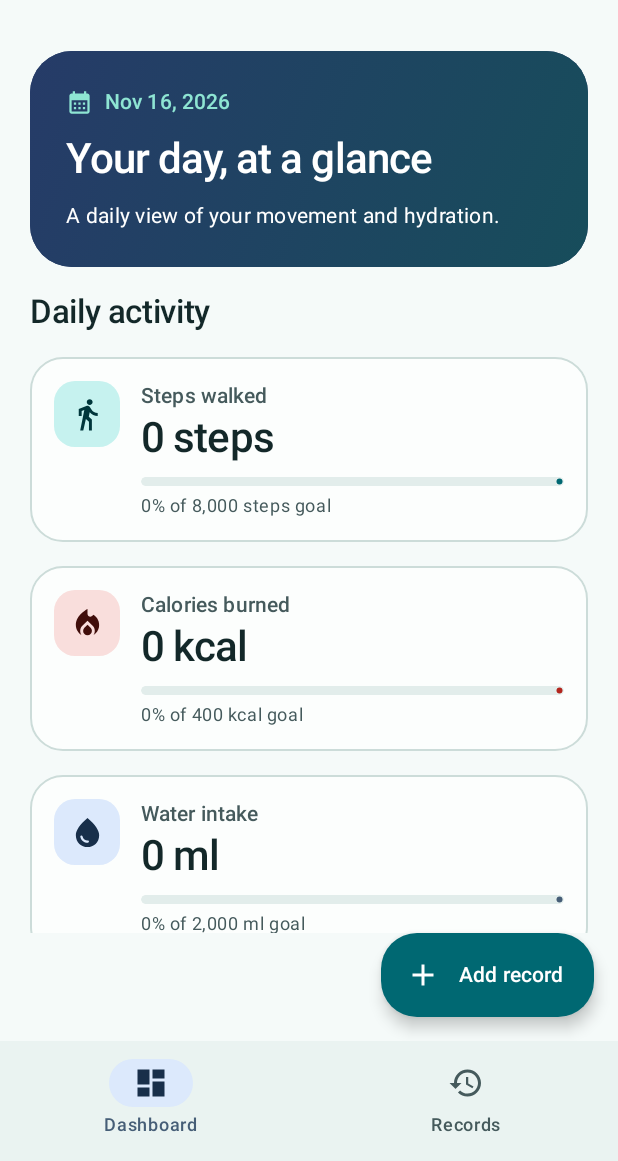
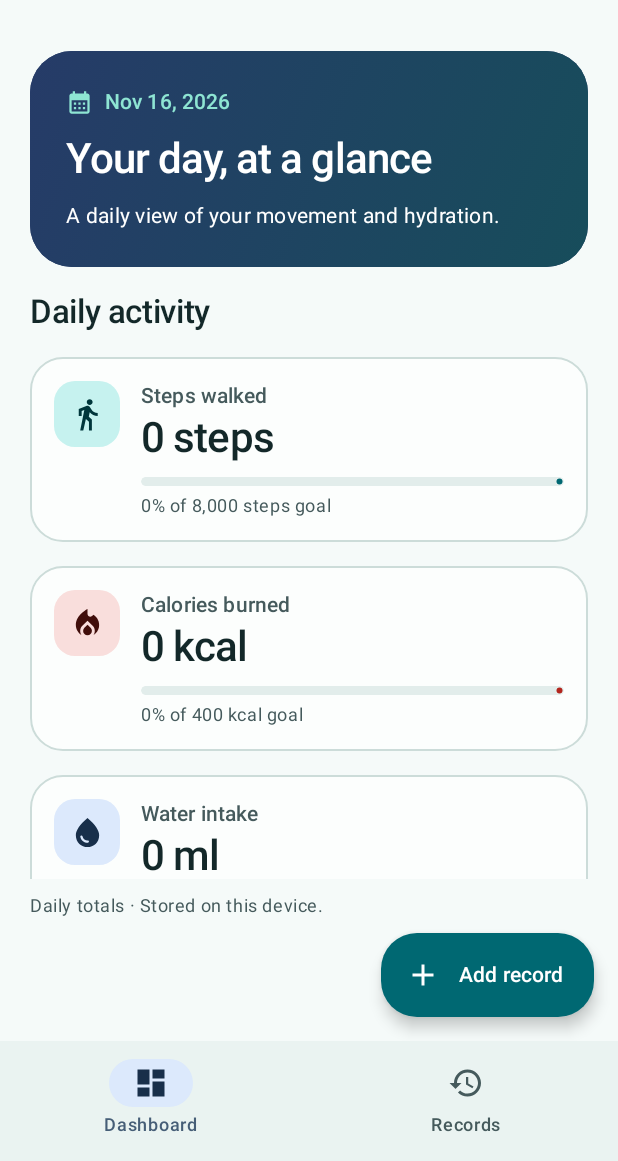
Before and after one commit to navod718/healthmate, an Android app built with Jetpack Compose: the screen it shows after launch (MainActivity), on a phone screen of 412 x 824 dp, the part 75-1236 px from its top. Run offline under Robolectric (Android 15) with nearby library versions, the phone set to English and light mode, and no system bars; our stand-ins replace Room's generated code.

Commit message:
Keep dashboard storage note outside the scroll viewport

```diff
--- a/app/src/main/java/com/navod718/healthmate/feature/health/presentation/HealthMateApp.kt
+++ b/app/src/main/java/com/navod718/healthmate/feature/health/presentation/HealthMateApp.kt
@@ -107,6 +107,12 @@ fun HealthMateApp(model: HealthViewModel, revealBrand: Boolean = false) {
         bottomBar = {
             if (!editor.open) Column {
                 if (screen == HealthScreen.Dashboard) {
+                    Text(
+                        "Daily totals · Stored on this device.",
+                        modifier = Modifier.fillMaxWidth().padding(horizontal = 20.dp, vertical = 10.dp),
+                        style = MaterialTheme.typography.bodySmall,
+                        color = MaterialTheme.colorScheme.onSurfaceVariant,
+                    )
                     // Keep Add outside the scroll area.
                     Box(
                         Modifier.fillMaxWidth()
--- a/app/src/main/java/com/navod718/healthmate/feature/health/presentation/Screens.kt
+++ b/app/src/main/java/com/navod718/healthmate/feature/health/presentation/Screens.kt
@@ -87,8 +87,6 @@ fun DashboardScreen(
                     "kcal", Icons.Default.LocalFireDepartment, colors.error, colors.errorContainer, colors.onErrorContainer)
                 MetricCard("Water intake", state.totals.water, goals.water, goals.progress(state.totals.water, goals.water),
                     "ml", Icons.Default.WaterDrop, colors.secondary, colors.secondaryContainer, colors.onSecondaryContainer)
-                Text("Totals include every record you log for today. Your records stay on this device.",
-                    style = MaterialTheme.typography.bodySmall, color = colors.onSurfaceVariant)
             }
         }
     }
```
